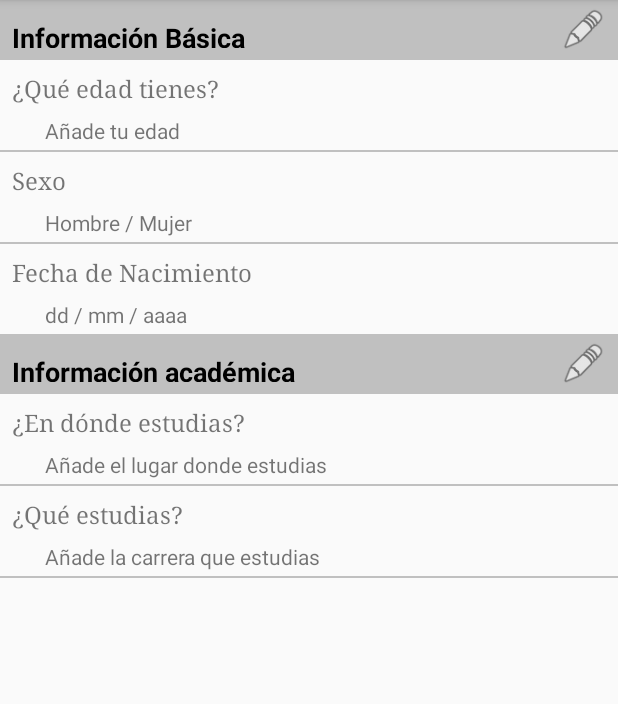
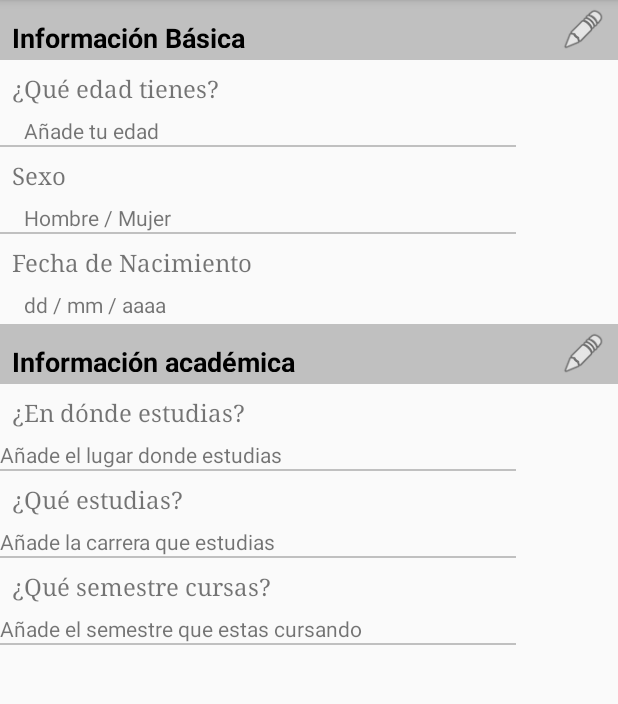
Before and after one commit to UNAMInnovationLab/AdoptaUnEstudiante, an Android app: the fragment MainUserFragment shown on its own in the app's theme, on a phone screen of 412 x 824 dp, the part 84-788 px from its top. Run offline under Robolectric (Android 15) with nearby library versions, the phone set to English and light mode, and no system bars; 1 statement that could not run was skipped.

Commit message:
MainActivity en Proceso

```diff
--- a/app/src/main/res/layout/fragment_main_user.xml
+++ b/app/src/main/res/layout/fragment_main_user.xml
@@ -1,19 +1,34 @@
 <ScrollView
     xmlns:android="http://schemas.android.com/apk/res/android"
+    xmlns:app="http://schemas.android.com/apk/res-auto"
     xmlns:tools="http://schemas.android.com/tools"
     android:layout_width="match_parent"
     android:layout_height="match_parent"
     tools:context="com.lab.innovation.unam.adoptaunestudiante.Views.Fragments.MainUserFragment">
 
-    <LinearLayout
+    <android.support.constraint.ConstraintLayout
         android:orientation="vertical"
         android:layout_width="match_parent"
-        android:layout_height="wrap_content" >
+        android:layout_height="1000dp">
+
+
+        <!-- INFORMACION BASICA -->
+        <LinearLayout
+            android:id="@+id/fragment_main_user_basic_information"
+            android:orientation="vertical"
+            android:layout_width="0dp"
+            android:layout_height="wrap_content"
+            app:layout_constraintRight_toRightOf="parent"
+            app:layout_constraintLeft_toLeftOf="parent"
+            app:layout_constraintTop_toTopOf="parent"
+            android:paddingBottom="3dp">
 
             <RelativeLayout
                 android:layout_width="match_parent"
                 android:layout_height="40dp"
-            android:background="#c0c0c0" >
+                android:background="#c0c0c0"
+                tools:layout_editor_absoluteX="8dp"
+                app:layout_constraintTop_toTopOf="parent" >
 
                 <TextView
                     android:layout_width="wrap_content"
@@ -28,6 +43,7 @@
                     android:layout_alignParentStart="true" />
 
                 <ImageView
+                    android:id="@+id/fragment_main_user_iv_edit_basic_information"
                     android:layout_width="30dp"
                     android:layout_height="30dp"
                     android:layout_alignParentEnd="true"
@@ -46,22 +62,26 @@
                 android:layout_margin="8dp"
                 android:text="@string/que_edad_tienes"
                 android:textSize="16sp"
-            android:typeface="serif" />
+                android:typeface="serif"
+                tools:layout_editor_absoluteY="81dp"
+                tools:layout_editor_absoluteX="0dp" />
 
             <TextView
+                android:id="@+id/basic_information_user_age"
                 android:layout_width="wrap_content"
                 android:layout_height="wrap_content"
-            android:layout_marginLeft="30dp"
-            android:layout_marginStart="30dp"
-            android:layout_marginEnd="30dp"
-            android:layout_marginRight="30dp"
-            android:text="@string/agrega_tu_edad" />
+                android:text="@string/agrega_tu_edad"
+                android:layout_marginLeft="16dp"
+                android:layout_marginStart="16dp"
+                tools:layout_editor_absoluteY="81dp"
+                tools:layout_editor_absoluteX="0dp" />
 
             <View
-            android:layout_width="match_parent"
+                android:layout_width="344dp"
                 android:layout_height="1dp"
                 android:background="#c0c0c0"
-            android:layout_marginTop="3dp" />
+                tools:layout_editor_absoluteY="81dp"
+                tools:layout_editor_absoluteX="8dp" />
 
             <TextView
                 android:layout_width="wrap_content"
@@ -69,22 +89,26 @@
                 android:layout_margin="8dp"
                 android:text="@string/que_sexo_eres"
                 android:textSize="16sp"
-            android:typeface="serif" />
+                android:typeface="serif"
+                tools:layout_editor_absoluteY="81dp"
+                tools:layout_editor_absoluteX="0dp" />
 
             <TextView
+                android:id="@+id/basic_information_user_sex"
                 android:layout_width="wrap_content"
                 android:layout_height="wrap_content"
-            android:layout_marginLeft="30dp"
-            android:layout_marginStart="30dp"
-            android:layout_marginEnd="30dp"
-            android:layout_marginRight="30dp"
-            android:text="@string/especifica_sexo" />
+                android:layout_marginLeft="16dp"
+                android:layout_marginStart="16dp"
+                android:text="@string/especifica_sexo"
+                tools:layout_editor_absoluteY="81dp"
+                tools:layout_editor_absoluteX="0dp" />
 
             <View
-            android:layout_width="match_parent"
+                android:layout_width="344dp"
                 android:layout_height="1dp"
                 android:background="#c0c0c0"
-            android:layout_marginTop="3dp" />
+                tools:layout_editor_absoluteY="81dp"
+                tools:layout_editor_absoluteX="8dp" />
 
             <TextView
                 android:layout_width="wrap_content"
@@ -92,24 +116,39 @@
                 android:layout_margin="8dp"
                 android:text="@string/fecha_de_nacimiento"
                 android:textSize="16sp"
-            android:typeface="serif" />
+                android:typeface="serif"
+                tools:layout_editor_absoluteY="81dp"
+                tools:layout_editor_absoluteX="0dp" />
 
             <TextView
+                android:id="@+id/basic_information_user_birthdate"
                 android:layout_width="wrap_content"
                 android:layout_height="wrap_content"
-            android:layout_marginLeft="30dp"
-            android:layout_marginStart="30dp"
-            android:layout_marginEnd="30dp"
-            android:layout_marginRight="30dp"
-            android:text="@string/fecha_nacimiento_standard" />
+                android:layout_marginLeft="16dp"
+                android:layout_marginStart="16dp"
+                android:text="@string/fecha_nacimiento_standard"
+                tools:layout_editor_absoluteY="81dp"
+                tools:layout_editor_absoluteX="0dp" />
 
+        </LinearLayout>
 
     <!-- INFORMACION ACADEMICA -->
+        <LinearLayout
+            android:id="@+id/fragment_main_user_academic_information"
+            android:layout_width="0dp"
+            android:layout_height="wrap_content"
+            android:orientation="vertical"
+            android:layout_marginTop="0dp"
+            app:layout_constraintTop_toBottomOf="@+id/fragment_main_user_basic_information"
+            app:layout_constraintRight_toRightOf="parent"
+            app:layout_constraintLeft_toLeftOf="parent">
+
             <RelativeLayout
                 android:layout_width="match_parent"
                 android:layout_height="40dp"
                 android:background="#c0c0c0"
-            android:layout_marginTop="3dp">
+                tools:layout_editor_absoluteY="81dp"
+                tools:layout_editor_absoluteX="8dp">
 
                 <TextView
                     android:layout_width="wrap_content"
@@ -124,6 +163,7 @@
                     android:layout_alignParentStart="true" />
 
                 <ImageView
+                    android:id="@+id/fragment_main_user_iv_edit_academic_information"
                     android:layout_width="30dp"
                     android:layout_height="30dp"
                     android:layout_alignParentEnd="true"
@@ -142,22 +182,23 @@
                 android:layout_margin="8dp"
                 android:text="@string/donde_estudias"
                 android:textSize="16sp"
-            android:typeface="serif" />
+                android:typeface="serif"
+                tools:layout_editor_absoluteY="81dp"
+                tools:layout_editor_absoluteX="0dp" />
 
             <TextView
                 android:layout_width="wrap_content"
                 android:layout_height="wrap_content"
-            android:layout_marginLeft="30dp"
-            android:layout_marginStart="30dp"
-            android:layout_marginEnd="30dp"
-            android:layout_marginRight="30dp"
-            android:text="@string/agrega_lugar_de_estudio" />
+                android:text="@string/agrega_lugar_de_estudio"
+                tools:layout_editor_absoluteY="81dp"
+                tools:layout_editor_absoluteX="0dp" />
 
             <View
-            android:layout_width="match_parent"
+                android:layout_width="344dp"
                 android:layout_height="1dp"
                 android:background="#c0c0c0"
-            android:layout_marginTop="3dp" />
+                tools:layout_editor_absoluteY="81dp"
+                tools:layout_editor_absoluteX="8dp" />
 
             <TextView
                 android:layout_width="wrap_content"
@@ -165,23 +206,49 @@
                 android:layout_margin="8dp"
                 android:text="@string/que_estudias"
                 android:textSize="16sp"
-            android:typeface="serif" />
+                android:typeface="serif"
+                tools:layout_editor_absoluteY="81dp"
+                tools:layout_editor_absoluteX="0dp" />
 
             <TextView
                 android:layout_width="wrap_content"
                 android:layout_height="wrap_content"
-            android:layout_marginLeft="30dp"
-            android:layout_marginStart="30dp"
-            android:layout_marginEnd="30dp"
-            android:layout_marginRight="30dp"
-            android:text="@string/agrega_carrera_de_estudio" />
+                android:text="@string/agrega_carrera_de_estudio"
+                tools:layout_editor_absoluteY="81dp"
+                tools:layout_editor_absoluteX="0dp" />
 
             <View
-            android:layout_width="match_parent"
+                android:layout_width="344dp"
                 android:layout_height="1dp"
                 android:background="#c0c0c0"
-            android:layout_marginTop="3dp" />
+                tools:layout_editor_absoluteY="81dp"
+                tools:layout_editor_absoluteX="8dp" />
 
+            <TextView
+                android:layout_width="wrap_content"
+                android:layout_height="wrap_content"
+                android:layout_margin="8dp"
+                android:text="@string/que_semestre_cursas"
+                android:textSize="16sp"
+                android:typeface="serif"
+                tools:layout_editor_absoluteY="81dp"
+                tools:layout_editor_absoluteX="0dp" />
+
+            <TextView
+                android:layout_width="wrap_content"
+                android:layout_height="wrap_content"
+                android:text="@string/agrega_semestre_que_cursas"
+                tools:layout_editor_absoluteY="81dp"
+                tools:layout_editor_absoluteX="0dp" />
+
+            <View
+                android:layout_width="344dp"
+                android:layout_height="1dp"
+                android:background="#c0c0c0"
+                tools:layout_editor_absoluteY="81dp"
+                tools:layout_editor_absoluteX="8dp" />
         </LinearLayout>
 
+    </android.support.constraint.ConstraintLayout>
+
 </ScrollView>
--- a/app/src/main/res/values/strings.xml
+++ b/app/src/main/res/values/strings.xml
@@ -35,5 +35,7 @@
     <string name="fecha_de_nacimiento">Fecha de Nacimiento</string>
     <string name="fecha_nacimiento_standard">dd / mm / aaaa</string>
     <string name="informacion_academica">Información académica</string>
+    <string name="que_semestre_cursas">¿Qué semestre cursas?</string>
+    <string name="agrega_semestre_que_cursas">Añade el semestre que estas cursando</string>
 
 </resources>
```
Lines whose indentation alone changed are shown as unchanged.
